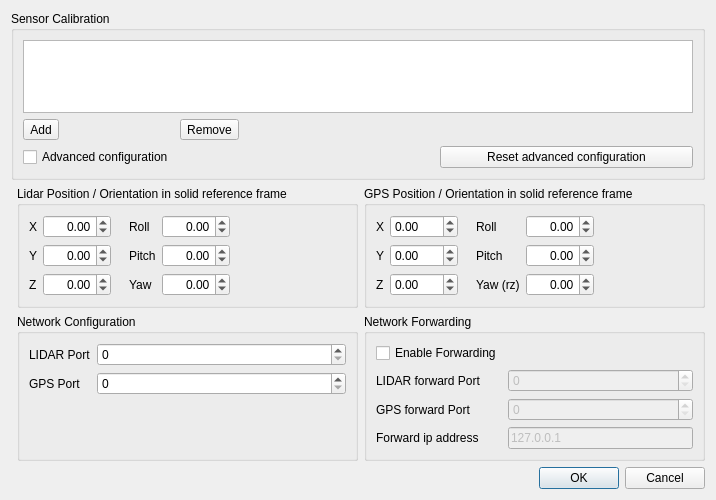
Above: VelodyneHDL/vvCalibrationDialog.ui from Kitware/VeloView before the change. Below: the same form after it.
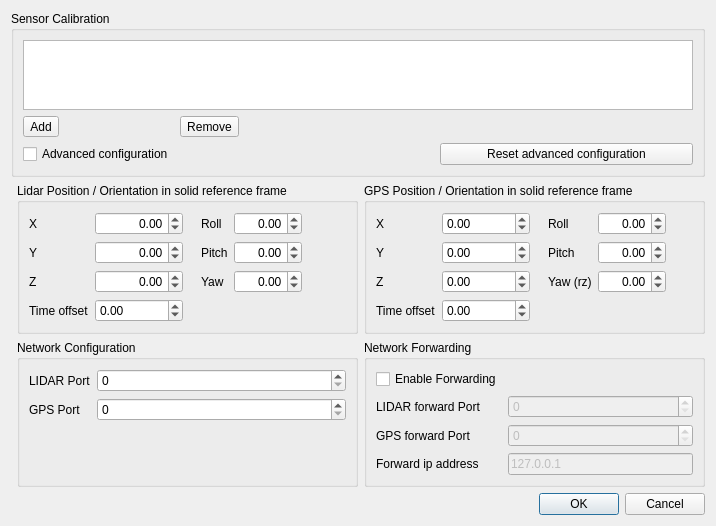
That is the form after the change. Icons and pictures are not drawn.

Commit message: Add sensor time offset calibration

The edit to the form file:
```diff
--- a/VelodyneHDL/vvCalibrationDialog.ui
+++ b/VelodyneHDL/vvCalibrationDialog.ui
@@ -7,7 +7,7 @@
     <x>0</x>
     <y>0</y>
     <width>716</width>
-    <height>500</height>
+    <height>506</height>
    </rect>
   </property>
   <property name="windowTitle">
@@ -82,6 +82,23 @@
           </property>
          </widget>
         </item>
+        <item row="3" column="0">
+         <widget class="QLabel" name="lidarTimeOffsetLabel">
+          <property name="text">
+           <string>Time offset</string>
+          </property>
+         </widget>
+        </item>
+        <item row="3" column="1">
+         <widget class="QDoubleSpinBox" name="lidarTimeOffsetSpinBox">
+          <property name="minimum">
+           <double>-1000000000.000000000000000</double>
+          </property>
+          <property name="maximum">
+           <double>1000000000.000000000000000</double>
+          </property>
+         </widget>
+        </item>
        </layout>
       </item>
       <item>
@@ -441,6 +458,23 @@
           </property>
          </widget>
         </item>
+        <item row="3" column="0">
+         <widget class="QLabel" name="gpsTimeOffsetLabel">
+          <property name="text">
+           <string>Time offset</string>
+          </property>
+         </widget>
+        </item>
+        <item row="3" column="1">
+         <widget class="QDoubleSpinBox" name="gpsTimeOffsetSpinBox">
+          <property name="minimum">
+           <double>-1000000000.000000000000000</double>
+          </property>
+          <property name="maximum">
+           <double>1000000000.000000000000000</double>
+          </property>
+         </widget>
+        </item>
        </layout>
       </item>
       <item>
```
The commit also changes 2 other files.
